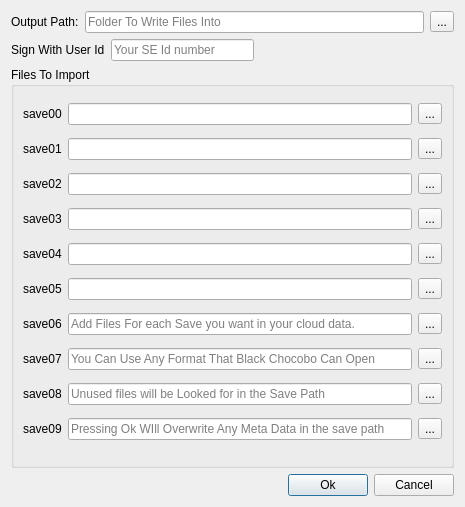
This is metadatacreator.ui in sithlord48/blackchocobo as Qt 5 draws it before an edit. The edited form follows.
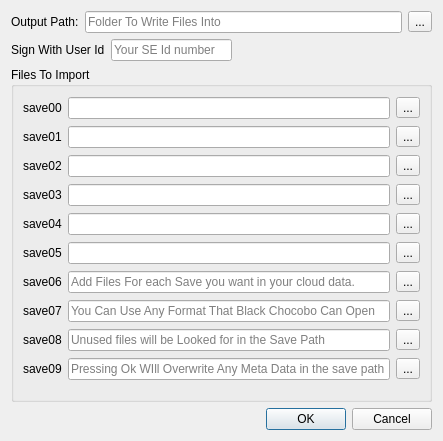
This is the edited form. Icons and pictures are not drawn.

Commit message: metadataCreator : use Standard buttons for ok/cancel, update lang to remove old strings, and set title and icon

The edit to the form file:
```diff
--- a/metadatacreator.ui
+++ b/metadatacreator.ui
@@ -6,8 +6,8 @@
    <rect>
     <x>0</x>
     <y>0</y>
-    <width>465</width>
-    <height>507</height>
+    <width>443</width>
+    <height>441</height>
    </rect>
   </property>
   <property name="windowTitle">
@@ -342,42 +342,11 @@
     </widget>
    </item>
    <item>
-    <layout class="QHBoxLayout" name="horizontalLayout_4">
-     <item>
-      <spacer name="horizontalSpacer_2">
-       <property name="orientation">
-        <enum>Qt::Horizontal</enum>
-       </property>
-       <property name="sizeHint" stdset="0">
-        <size>
-         <width>40</width>
-         <height>20</height>
-        </size>
-       </property>
-      </spacer>
-     </item>
-     <item>
-      <widget class="QPushButton" name="btnOk">
-       <property name="enabled">
-        <bool>true</bool>
-       </property>
-       <property name="text">
-        <string>Ok</string>
-       </property>
-      </widget>
-     </item>
-     <item>
-      <widget class="QPushButton" name="btnCancel">
-       <property name="text">
-        <string>Cancel</string>
-       </property>
-       <property name="icon">
-        <iconset resource="images.qrc">
-         <normaloff>:/icon/quit</normaloff>:/icon/quit</iconset>
-       </property>
-      </widget>
-     </item>
-    </layout>
+    <widget class="QDialogButtonBox" name="buttonBox">
+     <property name="standardButtons">
+      <set>QDialogButtonBox::Cancel|QDialogButtonBox::Ok</set>
+     </property>
+    </widget>
    </item>
   </layout>
  </widget>
```
Left out of the diff: 28 changed lines with no effect on the pictures. The commit also changes 7 other files.
